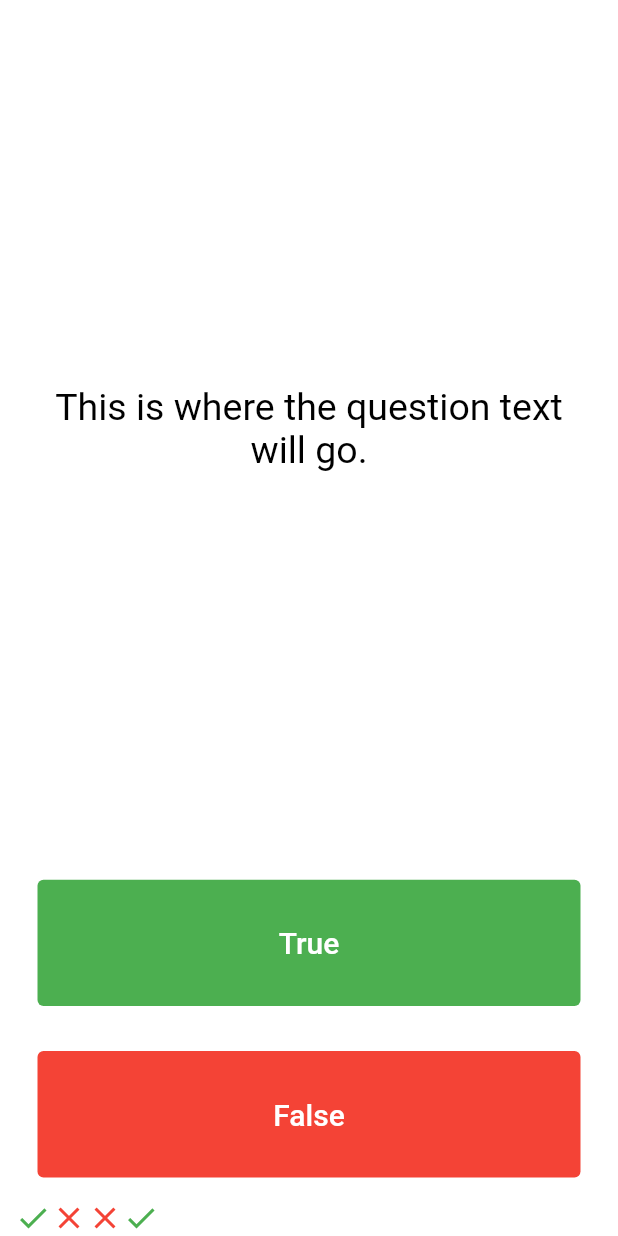
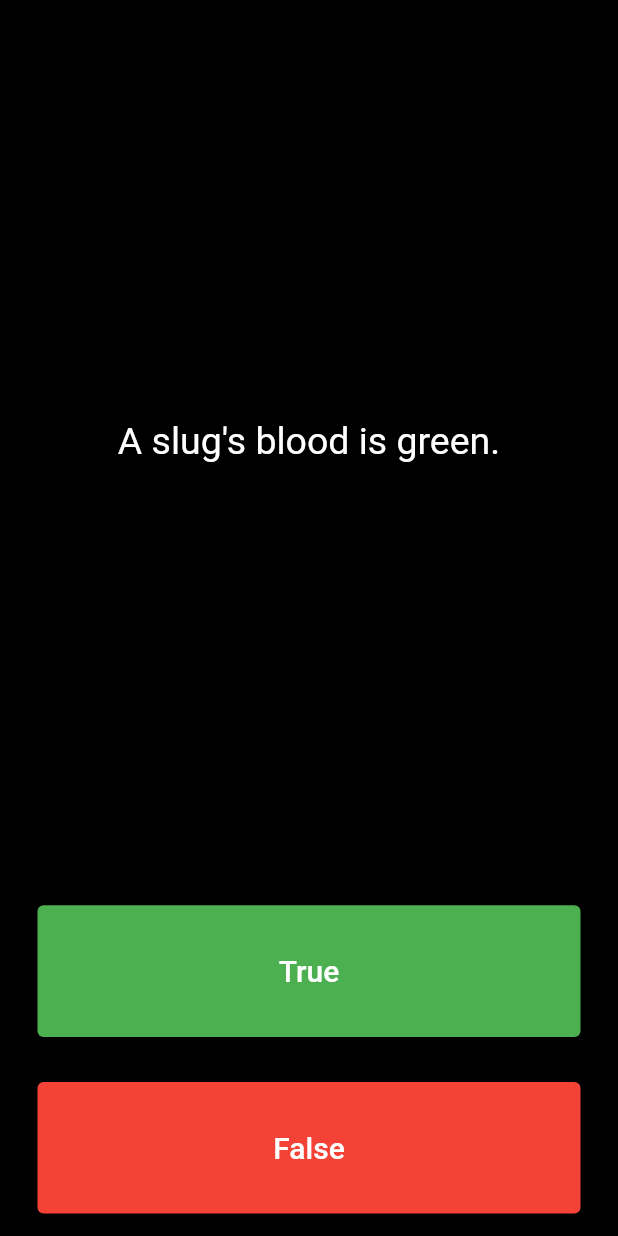
Before and after one commit to NithishKoriyar/myquizzler, a Flutter app: the screen it shows after launch, after a tap on "True", after a tap on "False", on a phone screen of 412 x 824 dp. Run offline on Flutter 3.47's test engine with Material 2 defaults, Android fonts, the phone set to English and light mode, and no system bars.

Commit message:
list related

```diff
--- a/lib/main.dart
+++ b/lib/main.dart
@@ -7,7 +7,7 @@ class Quizzler extends StatelessWidget {
   Widget build(BuildContext context) {
     return MaterialApp(
       home: Scaffold(
-        backgroundColor: Colors.white,
+        backgroundColor: Colors.black,
         body: SafeArea(
           child: Padding(
             padding: EdgeInsets.symmetric(horizontal: 10.0),
@@ -25,11 +25,17 @@ class QuizPage extends StatefulWidget {
 }
 
 class _QuizPageState extends State<QuizPage> {
-  List<Icon> scoreKeeper = [
-    Icon(Icons.check, color: Colors.green),
-    Icon(Icons.close, color: Colors.red),
-    Icon(Icons.close, color: Colors.red),
+  List<Icon> scoreKeeper = [];
+  List<String> questions = [
+    'You can lead a cow down stairs but not up stairs.',
+    'Approximately one quarter of human bones are in the feet.',
+    'A slug\'s blood is green.',
+    'Our state is Tamil Nandu.',
   ];
+
+  List<bool> answers = [false, true, true, false];
+
+  int questionNumber = 0;
 
   @override
   Widget build(BuildContext context) {
@@ -43,11 +49,11 @@ class _QuizPageState extends State<QuizPage> {
             padding: EdgeInsets.all(10.0),
             child: Center(
               child: Text(
-                'This is where the question text will go.',
+                questions[questionNumber],
                 textAlign: TextAlign.center,
                 style: TextStyle(
                   fontSize: 25.0,
-                  color: Colors.black,
+                  color: Colors.white,
                 ),
               ),
             ),
@@ -68,12 +74,16 @@ class _QuizPageState extends State<QuizPage> {
               ),
               onPressed: () {
                 //The user picked true.
+                bool correctAnswer = answers[questionNumber];
+                if (correctAnswer == true) {
+                  print('user got it right!');
+                } else {
+                  print('user got it worng');
+                }
                 setState(() {
-                    scoreKeeper.add(
-                      Icon(Icons.check, color: Colors.green),
-                    );
-                  },
-                );
+                  questionNumber++;
+                });
+                print(questionNumber);
               },
             ),
           ),
@@ -93,7 +103,16 @@ class _QuizPageState extends State<QuizPage> {
               ),
               onPressed: () {
                 //The user picked false.
-
+                bool correctAnswer = answers[questionNumber];
+                if (correctAnswer == false) {
+                  print('user got it right!');
+                } else {
+                  print('user got it worng');
+                }
+                setState(() {
+                  questionNumber++;
+                });
+                print(questionNumber);
               },
             ),
           ),
@@ -106,6 +125,7 @@ class _QuizPageState extends State<QuizPage> {
   }
 }
 
+
 /*
 question1: 'You can lead a cow down stairs but not up stairs.', false,
 question2: 'Approximately one quarter of human bones are in the feet.', true,
```
